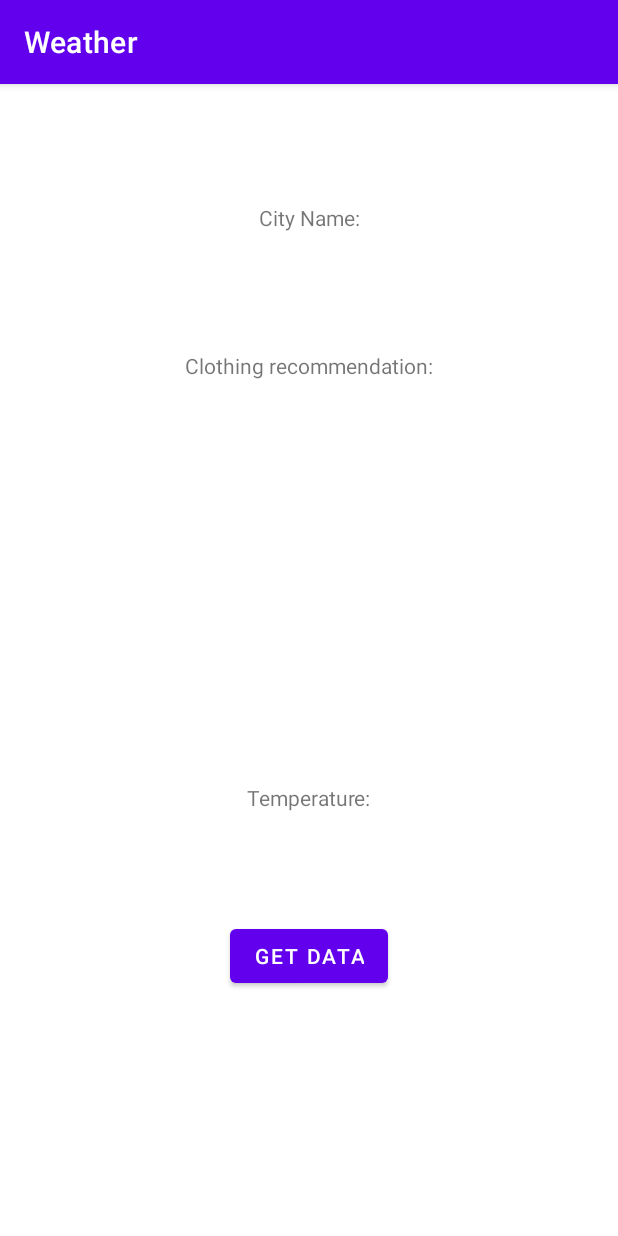
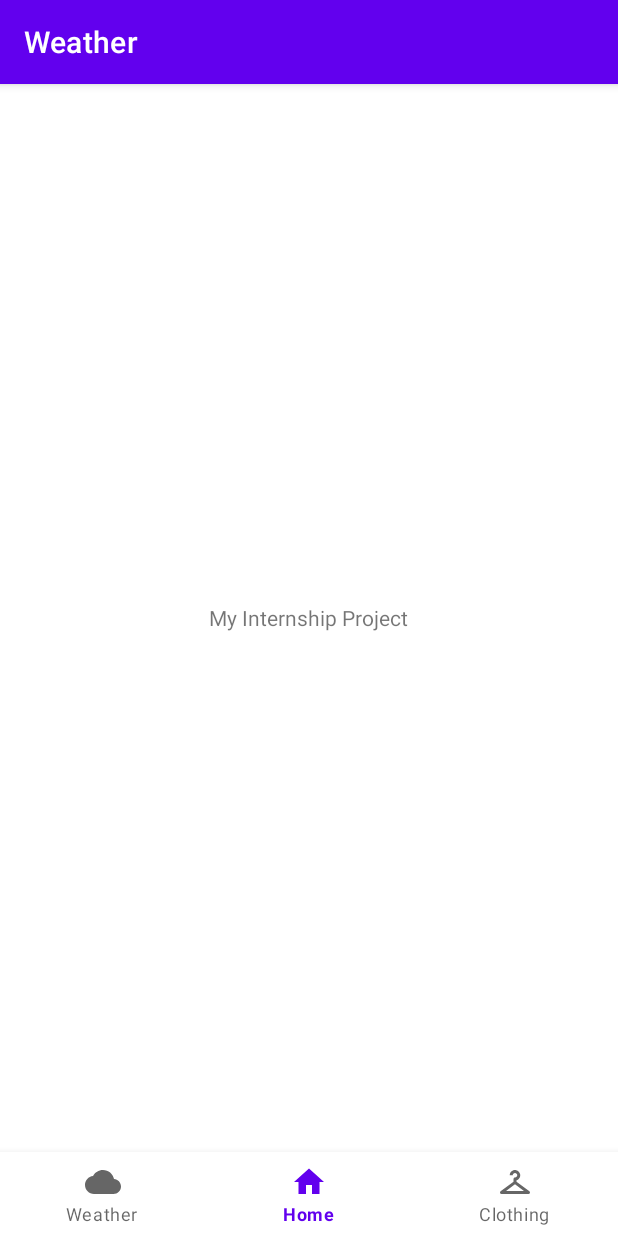
Before and after one commit to ituitis20-doganumu20/internship_project, an Android app: the screen it shows after launch (MainActivity), on a phone screen of 412 x 824 dp. Run offline under Robolectric (Android 15) with nearby library versions, the phone set to English and light mode, and no system bars.

Commit message:
created bottom navigation bar with fragments

```diff
--- a/Weather/app/build.gradle
+++ b/Weather/app/build.gradle
@@ -26,7 +26,11 @@ android {
         sourceCompatibility JavaVersion.VERSION_1_8
         targetCompatibility JavaVersion.VERSION_1_8
     }
+
+
 }
+
+
 
 dependencies {
     implementation 'com.google.android.material:material:1.7.0'
--- /dev/null
+++ b/Weather/app/src/main/java/com/example/weather/HomeFragment.java
@@ -0,0 +1,21 @@
+package com.example.weather;
+
+import android.os.Bundle;
+
+import androidx.fragment.app.Fragment;
+
+import android.view.LayoutInflater;
+import android.view.View;
+import android.view.ViewGroup;
+
+public class HomeFragment extends Fragment {
+
+    View view;
+    @Override
+    public View onCreateView(LayoutInflater inflater, ViewGroup container,
+                             Bundle savedInstanceState) {
+        // Inflate the layout for this fragment
+        view = inflater.inflate(R.layout.fragment_home, container, false);
+        return view;
+    }
+}
--- a/Weather/app/src/main/java/com/example/weather/MainActivity.java
+++ b/Weather/app/src/main/java/com/example/weather/MainActivity.java
@@ -7,6 +7,7 @@ import androidx.appcompat.app.AppCompatActivity;
 import android.annotation.SuppressLint;
 import android.location.LocationListener;
 import android.util.Log;
+import android.view.MenuItem;
 import android.view.View;
 
 import android.os.Bundle;
@@ -23,6 +24,10 @@ import android.widget.ProgressBar;
 import android.location.Location;
 import android.location.LocationManager;
 import androidx.core.app.ActivityCompat;
+import androidx.fragment.app.Fragment;
+import androidx.fragment.app.FragmentManager;
+import androidx.fragment.app.FragmentTransaction;
+
 import android.Manifest;
 import android.content.Context;
 import android.content.pm.PackageManager;
@@ -32,6 +37,10 @@ import android.widget.Button;
 import android.widget.TextView;
 import android.widget.Toast;
 
+
+import com.google.android.material.bottomnavigation.BottomNavigationMenuView;
+import com.google.android.material.bottomnavigation.BottomNavigationView;
+import com.google.android.material.navigation.NavigationBarView;
 
 import retrofit2.Retrofit;
 import retrofit2.Call;
@@ -43,37 +52,66 @@ import retrofit2.Response;
 
 public class MainActivity extends AppCompatActivity {
 
-    private TextView progressText;
-    private ProgressBar mProgressBar;
+    private BottomNavigationView bottomnav;
+
 
     public static final int REQUEST_LOCATION = 1;
-    private TextView temperatureTextView;
-    private TextView clothingRecommendationTextView;
-
-    private TextView CityNameView;
 
 
-    private Button button;
+    private void replaceFragment(Fragment fragment, String tag) {
+        FragmentManager fragmentManager = getSupportFragmentManager();
+        FragmentTransaction fragmentTransaction = fragmentManager.beginTransaction();
+
+        Fragment existingFragment = fragmentManager.findFragmentByTag(tag);
+        if (existingFragment != null) {
+            fragmentTransaction.show(existingFragment);
+        } else {
+            fragmentTransaction.add(R.id.frame_layout, fragment, tag);
+        }
+
+        List<Fragment> fragments = fragmentManager.getFragments();
+        for (Fragment f : fragments) {
+            if (!f.equals(existingFragment)) {
+                fragmentTransaction.hide(f);
+            }
+        }
+        fragmentTransaction.commit();
+    }
+
     @SuppressLint("MissingInflatedId")
     @Override
     protected void onCreate(Bundle savedInstanceState) {
         super.onCreate(savedInstanceState);
+
         setContentView(R.layout.activity_main);
+        bottomnav = findViewById(R.id.bottomNavigationView);
+        bottomnav.setSelectedItemId(R.id.home);
+        //bottomnav.inflateMenu(R.menu.bottomnav_menu);
+        //Log.i("TAG", String.valueOf(bottomnav.getMaxItemCount()));// handle failure
+        replaceFragment(new HomeFragment(),"home");
 
-        button = findViewById(R.id.getDataButton);
-        button.setOnClickListener(new View.OnClickListener() {
+        bottomnav.setOnItemSelectedListener(new NavigationBarView.OnItemSelectedListener() {
             @Override
-            public void onClick(View view) {
-                getWeatherData();
+            public boolean onNavigationItemSelected(@NonNull MenuItem item) {
+                switch (item.getItemId()) {
+                    case R.id.home:
+                        // Handle home item selected
+                        replaceFragment(new HomeFragment(),"home");
+                        break;
+                    case R.id.weather:
+                        // Handle get weather item selected
+                        replaceFragment(new WeatherFragment(), "weather");
+                        break;
+                    case R.id.clothing:
+                        // Handle get recommendation item selected
+                        replaceFragment(new ClothFragment(),"clothing");
+                        break;
+
             }
-        });
-        CityNameView = findViewById(R.id.CityNameView);
-        temperatureTextView = findViewById(R.id.temperature_text_view);
-        clothingRecommendationTextView = findViewById(R.id.clothingRecommendationTextView);
-        mProgressBar = findViewById(R.id.progress_bar);
-        mProgressBar.setVisibility(View.GONE);
-        progressText = findViewById(R.id.progress_text);
-        progressText.setVisibility(View.GONE);
+                return true;
+        }});
+        if (ActivityCompat.checkSelfPermission(this, android.Manifest.permission.ACCESS_FINE_LOCATION) != PackageManager.PERMISSION_GRANTED)
+            ActivityCompat.requestPermissions(this, new String[]{Manifest.permission.ACCESS_FINE_LOCATION}, REQUEST_LOCATION);
     }
 
     @Override
@@ -81,100 +119,13 @@ public class MainActivity extends AppCompatActivity {
         super.onRequestPermissionsResult(requestCode, permissions, grantResults);
 
         if(requestCode==REQUEST_LOCATION){
-            if(grantResults[0]==PackageManager.PERMISSION_GRANTED)
-                getWeatherData();
-            else
-                Toast.makeText(this,"access not permitted.", Toast.LENGTH_SHORT).show();
+            if(grantResults[0]!=PackageManager.PERMISSION_GRANTED){
+                Toast.makeText(this,"cannot use the app without permission.", Toast.LENGTH_SHORT).show();
+                this.finishAffinity();
+            }
         }
     }
 
-    private void getWeatherData() {
-
-        if (ActivityCompat.checkSelfPermission(this, Manifest.permission.ACCESS_FINE_LOCATION) != PackageManager.PERMISSION_GRANTED) {
-            ActivityCompat.requestPermissions(this, new String[]{Manifest.permission.ACCESS_FINE_LOCATION}, REQUEST_LOCATION);
-
-        } else{
-            progressText.setVisibility(View.VISIBLE);
-            mProgressBar.setVisibility(View.VISIBLE);
-            //permission granted, proceed with location services
-            LocationManager locationManager = (LocationManager) getSystemService(Context.LOCATION_SERVICE);
-
-            //List<String> providers = locationManager.getProviders(true);
-            Criteria criteria = new Criteria();
-            String bestProvider = locationManager.getBestProvider(criteria, false);
-            locationManager.requestLocationUpdates(bestProvider, 5000, 10, new LocationListener() {
-                @Override
-                public void onLocationChanged(Location location) {
-                    // Do something with the updated location
-                    try {
-                        Geocoder geocoder = new Geocoder(MainActivity.this, Locale.getDefault());
-                        List<Address> addresses = geocoder.getFromLocation(location.getLatitude(), location.getLongitude(), 1);
-                        String city = addresses.get(0).getAdminArea();
-                        Retrofit retrofit = WeatherClient.getClient();
-
-                        WeatherService service = retrofit.create(WeatherService.class);
-
-                        //loading dialoge
-
-                        Call<WeatherData> call = service.getWeather(city, "89f5066ac34b5258a4aa571d8738f92f");
-                        call.enqueue(new Callback<WeatherData>() {// enqueue for async, execute for sync
-                            @Override
-                            public void onResponse(Call<WeatherData> call, Response<WeatherData> response) {
-                                if (response.isSuccessful()) {
-
-                                    CityNameView.setText("City Name:" + city);
-                                    WeatherData weatherData = response.body();
-                                    temperatureTextView.setText("Temperature: " + String.format("%.2f", weatherData.getTemperature()-273) + " C " + weatherData.getWeatherDescription());
-                                    clothingRecommendationTextView.setText(getClothingRecommendation(weatherData.getTemperature()-273));
-                                } else {
-                                    System.out.println("respond is not successful");// handle error
-                                }
-                                //end loading
-                                mProgressBar.setVisibility(View.GONE);
-                                progressText.setVisibility(View.GONE);
-                            }
-
-                            @Override
-                            public void onFailure(Call<WeatherData> call, Throwable t) {
-                                Log.i("TAG", "onFailure: failed");// handle failure
-                                //end loading
-                                mProgressBar.setVisibility(View.GONE);
-                                progressText.setVisibility(View.GONE);
-                            }
-                        });
-                    } catch (IOException e) {
-                        e.printStackTrace();
-                    }
-                }
-
-                @Override
-                public void onStatusChanged(String provider, int status, Bundle extras) {
-                }
-
-                @Override
-                public void onProviderEnabled(String provider) {
-                }
-
-                @Override
-                public void onProviderDisabled(String provider) {
-                }
-            });
-
-        }
 
 
-    }
-    private static String getClothingRecommendation(double temperature) {
-        if (temperature < 10) {
-            return "Wear a coat, hat, and gloves.";
-        } else if (temperature < 20) {
-            return "Wear a sweater and a light jacket.";
-        } else if (temperature < 30) {
-            return "Wear a t-shirt and jeans.";
-        }
-        else {
-            return "Wear a t-shirt and shorts.";
-        }
-    }
-
 }
--- /dev/null
+++ b/Weather/app/src/main/res/drawable/baseline_checkroom_24.xml
@@ -0,0 +1,5 @@
+<vector android:height="24dp" android:tint="#000000"
+    android:viewportHeight="24" android:viewportWidth="24"
+    android:width="24dp" xmlns:android="http://schemas.android.com/apk/res/android">
+    <path android:fillColor="@android:color/white" android:pathData="M21.6,18.2L13,11.75v-0.91c1.65,-0.49 2.8,-2.17 2.43,-4.05c-0.26,-1.31 -1.3,-2.4 -2.61,-2.7C10.54,3.57 8.5,5.3 8.5,7.5h2C10.5,6.67 11.17,6 12,6s1.5,0.67 1.5,1.5c0,0.84 -0.69,1.52 -1.53,1.5C11.43,8.99 11,9.45 11,9.99v1.76L2.4,18.2C1.63,18.78 2.04,20 3,20h9h9C21.96,20 22.37,18.78 21.6,18.2zM6,18l6,-4.5l6,4.5H6z"/>
+</vector>
--- /dev/null
+++ b/Weather/app/src/main/res/drawable/baseline_cloud_24.xml
@@ -0,0 +1,5 @@
+<vector android:height="24dp" android:tint="#000000"
+    android:viewportHeight="24" android:viewportWidth="24"
+    android:width="24dp" xmlns:android="http://schemas.android.com/apk/res/android">
+    <path android:fillColor="@android:color/white" android:pathData="M19.35,10.04C18.67,6.59 15.64,4 12,4 9.11,4 6.6,5.64 5.35,8.04 2.34,8.36 0,10.91 0,14c0,3.31 2.69,6 6,6h13c2.76,0 5,-2.24 5,-5 0,-2.64 -2.05,-4.78 -4.65,-4.96z"/>
+</vector>
--- /dev/null
+++ b/Weather/app/src/main/res/drawable/baseline_home_24.xml
@@ -0,0 +1,5 @@
+<vector android:height="24dp" android:tint="#000000"
+    android:viewportHeight="24" android:viewportWidth="24"
+    android:width="24dp" xmlns:android="http://schemas.android.com/apk/res/android">
+    <path android:fillColor="@android:color/white" android:pathData="M10,20v-6h4v6h5v-8h3L12,3 2,12h3v8z"/>
+</vector>
--- a/Weather/app/src/main/res/layout/activity_main.xml
+++ b/Weather/app/src/main/res/layout/activity_main.xml
@@ -2,82 +2,30 @@
 <androidx.constraintlayout.widget.ConstraintLayout xmlns:android="http://schemas.android.com/apk/res/android"
     xmlns:app="http://schemas.android.com/apk/res-auto"
     xmlns:tools="http://schemas.android.com/tools"
-    android:id="@+id/txtMessage"
     android:layout_width="match_parent"
     android:layout_height="match_parent"
     tools:context=".MainActivity">
 
-    <ProgressBar
-        android:id="@+id/progress_bar"
-        android:layout_width="wrap_content"
+
+    <FrameLayout
+        android:id="@+id/frame_layout"
+        android:layout_width="0dp"
+        android:layout_height="0dp"
+        app:layout_constraintBottom_toTopOf="@+id/bottomNavigationView"
+        app:layout_constraintEnd_toEndOf="parent"
+        app:layout_constraintStart_toStartOf="parent"
+        app:layout_constraintTop_toTopOf="parent">
+
+    </FrameLayout>
+
+    <com.google.android.material.bottomnavigation.BottomNavigationView
+        android:id="@+id/bottomNavigationView"
+        android:layout_width="match_parent"
         android:layout_height="wrap_content"
         app:layout_constraintBottom_toBottomOf="parent"
         app:layout_constraintEnd_toEndOf="parent"
         app:layout_constraintStart_toStartOf="parent"
-        app:layout_constraintTop_toTopOf="parent"
-        app:layout_constraintVertical_bias="0.5" />
-
-
-    <TextView
-        android:id="@+id/textView"
-        android:layout_width="wrap_content"
-        android:layout_height="wrap_content"
-        app:layout_constraintBottom_toBottomOf="parent"
-        app:layout_constraintEnd_toEndOf="parent"
-        app:layout_constraintStart_toStartOf="parent"
-        app:layout_constraintTop_toTopOf="parent" />
-
-    <Button
-        android:id="@+id/getDataButton"
-        android:layout_width="wrap_content"
-        android:layout_height="wrap_content"
-        android:text="Get Data"
-        app:layout_constraintBottom_toBottomOf="parent"
-        app:layout_constraintEnd_toEndOf="parent"
-        app:layout_constraintStart_toStartOf="parent"
-        app:layout_constraintTop_toBottomOf="@+id/textView" />
-
-    <TextView
-        android:id="@+id/temperature_text_view"
-        android:layout_width="wrap_content"
-        android:layout_height="wrap_content"
-        android:text="Temperature:"
-        app:layout_constraintBottom_toTopOf="@+id/getDataButton"
-        app:layout_constraintEnd_toEndOf="parent"
-        app:layout_constraintStart_toStartOf="parent"
-        app:layout_constraintTop_toBottomOf="@+id/textView" />
-
-    <TextView
-        android:id="@+id/clothingRecommendationTextView"
-        android:layout_width="wrap_content"
-        android:layout_height="wrap_content"
-        android:text="Clothing recommendation:"
-        app:layout_constraintBottom_toTopOf="@+id/textView"
-        app:layout_constraintEnd_toEndOf="parent"
-        app:layout_constraintStart_toStartOf="parent"
-        app:layout_constraintTop_toTopOf="parent" />
-
-    <TextView
-        android:id="@+id/CityNameView"
-        android:layout_width="wrap_content"
-        android:layout_height="wrap_content"
-        android:text="City Name:"
-        app:layout_constraintBottom_toTopOf="@+id/clothingRecommendationTextView"
-        app:layout_constraintEnd_toEndOf="parent"
-        app:layout_constraintStart_toStartOf="parent"
-        app:layout_constraintTop_toTopOf="parent" />
-
-    <TextView
-        android:id="@+id/progress_text"
-        android:layout_width="wrap_content"
-        android:layout_height="wrap_content"
-        android:text="Loading weather. Please wait."
-        app:layout_constraintBottom_toTopOf="@+id/progress_bar"
-        app:layout_constraintEnd_toEndOf="parent"
-        app:layout_constraintHorizontal_bias="0.498"
-        app:layout_constraintStart_toStartOf="parent"
-        app:layout_constraintTop_toBottomOf="@+id/clothingRecommendationTextView"
-        app:layout_constraintVertical_bias="0.941" />
-
+        app:menu="@menu/bottomnav_menu"
+        />
 
 </androidx.constraintlayout.widget.ConstraintLayout>
--- /dev/null
+++ b/Weather/app/src/main/res/layout/fragment_home.xml
@@ -0,0 +1,15 @@
+<?xml version="1.0" encoding="utf-8"?>
+<FrameLayout xmlns:android="http://schemas.android.com/apk/res/android"
+    xmlns:tools="http://schemas.android.com/tools"
+    android:layout_width="match_parent"
+    android:layout_height="match_parent"
+    tools:context=".HomeFragment">
+
+    <!-- TODO: Update blank fragment layout -->
+    <TextView
+        android:layout_width="wrap_content"
+        android:layout_height="wrap_content"
+        android:text="My Internship Project"
+        android:layout_gravity="center"/>
+
+</FrameLayout>
--- /dev/null
+++ b/Weather/app/src/main/res/menu/bottomnav_menu.xml
@@ -0,0 +1,15 @@
+<?xml version="1.0" encoding="utf-8"?>
+<menu xmlns:android="http://schemas.android.com/apk/res/android">
+
+    <item android:title="Weather"
+        android:icon="@drawable/baseline_cloud_24"
+        android:id="@+id/weather"/>
+    <item android:title="Home"
+        android:icon="@drawable/baseline_home_24"
+        android:id="@+id/home"
+        />
+    <item android:title="Clothing"
+        android:icon="@drawable/baseline_checkroom_24"
+        android:id="@+id/clothing"
+        />
+</menu>
--- a/Weather/app/src/main/res/values/strings.xml
+++ b/Weather/app/src/main/res/values/strings.xml
@@ -1,3 +1,5 @@
 <resources>
     <string name="app_name">Weather</string>
+    <!-- TODO: Remove or change this placeholder text -->
+    <string name="hello_blank_fragment">Hello blank fragment</string>
 </resources>
```
Also changed, not shown: Weather/app/src/main/java/com/example/weather/ClothFragment.java (added, +21 -0 lines), Weather/app/src/main/java/com/example/weather/WeatherFragment.java (added, +161 -0 lines), Weather/app/src/main/res/layout/fragment_cloth.xml (added, +15 -0 lines), Weather/app/src/main/res/layout/fragment_weather.xml (added, +73 -0 lines).
